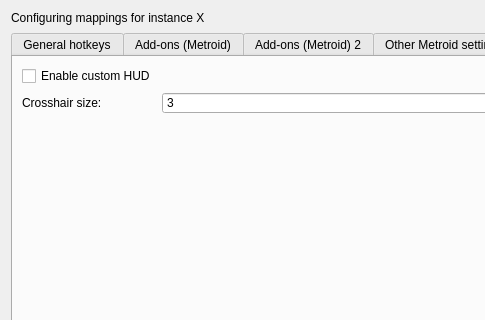
Above: src/frontend/qt_sdl/InputConfig/InputConfigDialog.ui from melonDS-emu/melonDS before the change; both pictures show x 0 to 485 and y 0 to 320 of the 1135 by 638 pixel window. Below: the same form after it.
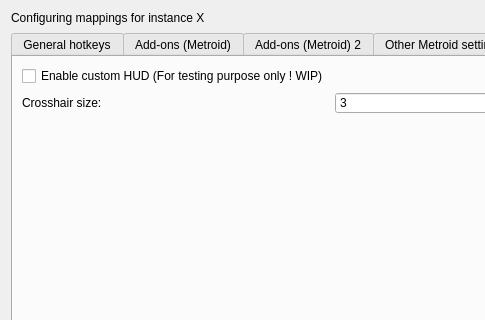
That is the form after the change. The open tabs and pages were chosen to show the change.

Commit message: update description custom HUD

```diff
--- a/src/frontend/qt_sdl/InputConfig/InputConfigDialog.ui
+++ b/src/frontend/qt_sdl/InputConfig/InputConfigDialog.ui
@@ -2598,7 +2598,7 @@
             <item row="0" column="0">
             <widget class="QCheckBox" name="enable_customhud">
                 <property name="text">
-                <string>Enable custom HUD</string>
+                <string>Enable custom HUD (For testing purpose only ! WIP)</string>
                 </property>
             </widget>
             </item>
```
